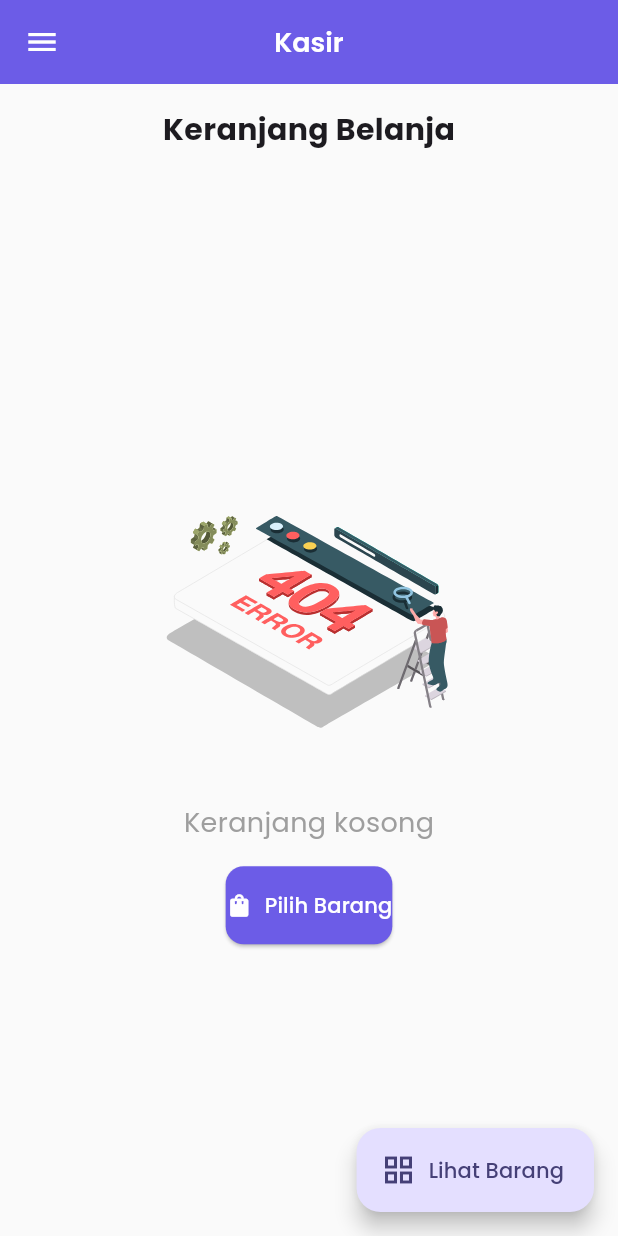
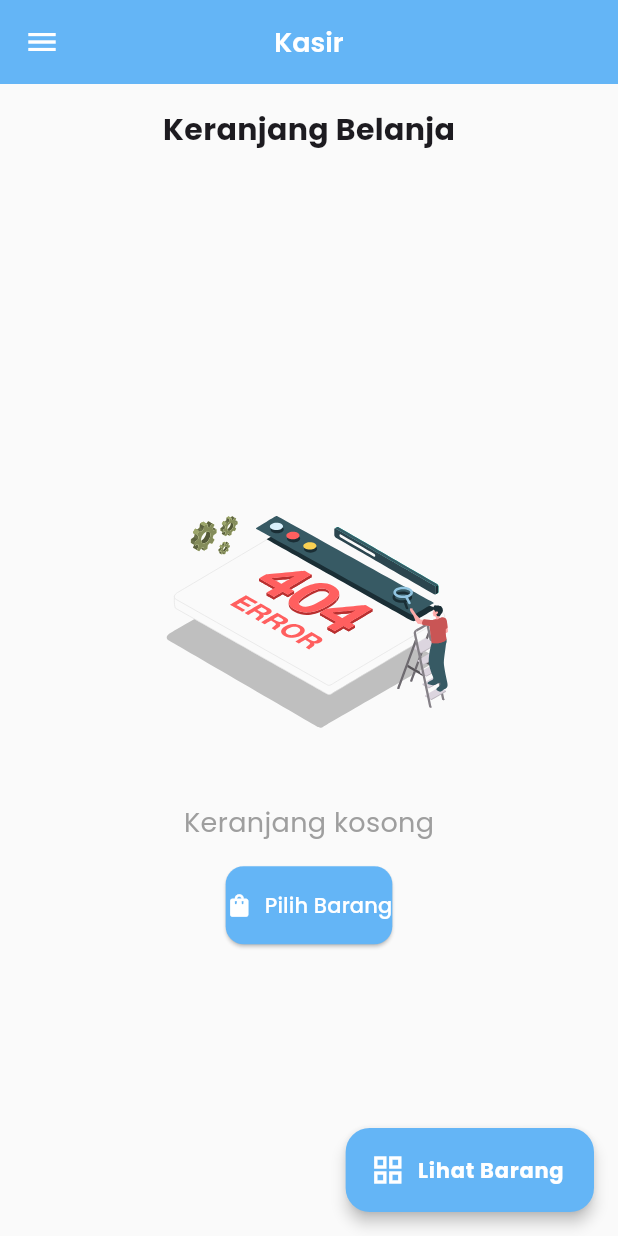
Before and after one commit to Ridzz05/aplikasi-kasir-sederhana, a Flutter app: the screen it shows after launch, on a phone screen of 412 x 824 dp. Run offline on Flutter 3.47's test engine with Material 3 defaults, Android fonts, the phone set to English and light mode, and no system bars; our stand-ins replace fl_chart, flutter_animate, flutter_slidable, flutter_staggered_animations, google_fonts, image_picker and 2 more; accounts and stored records are empty.

Commit message:
update: update kan dulu le

```diff
--- a/lib/main.dart
+++ b/lib/main.dart
@@ -7,6 +7,7 @@ import 'screens/product_form_screen.dart';
 import 'screens/pos_screen.dart';
 import 'screens/transaction_history_screen.dart';
 import 'screens/product_list_screen.dart';
+import 'widgets/custom_notification.dart';
 
 void main() {
   runApp(const MyApp());
@@ -25,17 +26,19 @@ class MyApp extends StatelessWidget {
       child: MaterialApp(
         title: 'Aplikasi Kasir',
         debugShowCheckedModeBanner: false,
-        theme: ThemeData(
+      theme: ThemeData(
           useMaterial3: true,
           colorScheme: ColorScheme.fromSeed(
-            seedColor: const Color(0xFF6C5CE7),
+            seedColor: const Color(0xFF64B5F6),
+            primary: const Color(0xFF64B5F6),
+            secondary: const Color(0xFFFF9800),
             brightness: Brightness.light,
           ),
           scaffoldBackgroundColor: Colors.grey[50],
           textTheme: GoogleFonts.poppinsTextTheme(Theme.of(context).textTheme),
           elevatedButtonTheme: ElevatedButtonThemeData(
             style: ElevatedButton.styleFrom(
-              backgroundColor: const Color(0xFF6C5CE7),
+              backgroundColor: const Color(0xFF64B5F6),
               foregroundColor: Colors.white,
               shape: RoundedRectangleBorder(
                 borderRadius: BorderRadius.circular(12),
@@ -51,7 +54,7 @@ class MyApp extends StatelessWidget {
             clipBehavior: Clip.antiAlias,
           ),
           appBarTheme: AppBarTheme(
-            backgroundColor: const Color(0xFF6C5CE7),
+            backgroundColor: const Color(0xFF64B5F6),
             foregroundColor: Colors.white,
             elevation: 0,
             centerTitle: true,
@@ -110,7 +113,7 @@ class _HomePageState extends State<HomePage> {
 
     if (_isDrawerFixed) {
       // Layout dengan drawer permanen
-      return Scaffold(
+    return Scaffold(
         body: Row(
           children: [
             // Drawer permanen
@@ -124,7 +127,7 @@ class _HomePageState extends State<HomePage> {
             // Konten
             Expanded(
               child: Scaffold(
-                appBar: AppBar(
+      appBar: AppBar(
                   title: Text(_getTitleForPage(pageProvider.currentIndex)),
                   actions: _getActionsForPage(pageProvider.currentIndex),
                 ),
@@ -284,9 +287,9 @@ class _HomePageState extends State<HomePage> {
               begin: Alignment.topLeft,
               end: Alignment.bottomRight,
               colors: [
-                Theme.of(context).primaryColor,
-                Theme.of(context).primaryColor.withOpacity(0.7),
-                Theme.of(context).colorScheme.secondary,
+                const Color(0xFF64B5F6), // Biru muda
+                const Color(0xFF42A5F5).withOpacity(0.8), // Biru muda sedikit lebih gelap
+                const Color(0xFFFF9800), // Oranye
               ],
             ),
           ),
@@ -301,7 +304,7 @@ class _HomePageState extends State<HomePage> {
                     backgroundColor: Colors.white,
                     child: Icon(
                       Icons.point_of_sale,
-                      color: Theme.of(context).primaryColor,
+                      color: const Color(0xFF64B5F6), // Biru muda
                       size: 24,
                     ),
                   ),
@@ -350,8 +353,8 @@ class _HomePageState extends State<HomePage> {
         ),
         ListTile(
           selected: pageProvider.currentIndex == 0,
-          selectedTileColor: Theme.of(context).primaryColor.withOpacity(0.1),
-          leading: const Icon(Icons.point_of_sale),
+          selectedTileColor: const Color(0xFF64B5F6).withOpacity(0.1),
+          leading: const Icon(Icons.point_of_sale, color: Color(0xFF64B5F6)),
           title: const Text('Kasir'),
           onTap: () {
             pageProvider.jumpToPage(0);
@@ -362,8 +365,8 @@ class _HomePageState extends State<HomePage> {
         ),
         ListTile(
           selected: pageProvider.currentIndex == 1,
-          selectedTileColor: Theme.of(context).primaryColor.withOpacity(0.1),
-          leading: const Icon(Icons.add_box),
+          selectedTileColor: const Color(0xFF64B5F6).withOpacity(0.1),
+          leading: const Icon(Icons.add_box, color: Color(0xFF64B5F6)),
           title: const Text('Tambah Barang'),
           onTap: () {
             pageProvider.jumpToPage(1);
@@ -374,8 +377,8 @@ class _HomePageState extends State<HomePage> {
         ),
         ListTile(
           selected: pageProvider.currentIndex == 2,
-          selectedTileColor: Theme.of(context).primaryColor.withOpacity(0.1),
-          leading: const Icon(Icons.history),
+          selectedTileColor: const Color(0xFF64B5F6).withOpacity(0.1),
+          leading: const Icon(Icons.history, color: Color(0xFF64B5F6)),
           title: const Text('Riwayat Transaksi'),
           onTap: () {
             pageProvider.jumpToPage(2);
@@ -386,8 +389,8 @@ class _HomePageState extends State<HomePage> {
         ),
         ListTile(
           selected: pageProvider.currentIndex == 3,
-          selectedTileColor: Theme.of(context).primaryColor.withOpacity(0.1),
-          leading: const Icon(Icons.grid_view),
+          selectedTileColor: const Color(0xFF64B5F6).withOpacity(0.1),
+          leading: const Icon(Icons.grid_view, color: Color(0xFF64B5F6)),
           title: const Text('Daftar Barang'),
           onTap: () {
             pageProvider.jumpToPage(3);
@@ -400,8 +403,9 @@ class _HomePageState extends State<HomePage> {
         SwitchListTile(
           title: const Text('Mode Sidebar Tetap'),
           subtitle: const Text('Tampilkan sidebar secara permanen'),
-          secondary: const Icon(Icons.dock),
+          secondary: const Icon(Icons.dock, color: Color(0xFF64B5F6)),
           value: _isDrawerFixed,
+          activeColor: const Color(0xFFFF9800), // Oranye
           onChanged: (value) {
             setState(() {
               _isDrawerFixed = value;
@@ -409,23 +413,22 @@ class _HomePageState extends State<HomePage> {
           },
         ),
         ListTile(
-          leading: const Icon(Icons.settings),
+          leading: const Icon(Icons.settings, color: Color(0xFF64B5F6)),
           title: const Text('Pengaturan'),
           onTap: () {
             if (!_isDrawerFixed) {
               Navigator.pop(context);
             }
             // Show settings dialog
-            ScaffoldMessenger.of(context).showSnackBar(
-              const SnackBar(
-                content: Text('Fitur pengaturan akan segera tersedia'),
-                behavior: SnackBarBehavior.floating,
-              ),
+            showCustomNotification(
+              context: context,
+              message: 'Fitur pengaturan akan segera tersedia',
+              type: NotificationType.info,
             );
           },
         ),
         ListTile(
-          leading: const Icon(Icons.info),
+          leading: const Icon(Icons.info, color: Color(0xFF64B5F6)),
           title: const Text('Tentang Aplikasi'),
           onTap: () {
             if (!_isDrawerFixed) {
@@ -436,7 +439,7 @@ class _HomePageState extends State<HomePage> {
               context: context,
               applicationName: 'Aplikasi Kasir',
               applicationVersion: '1.0.0',
-              applicationIcon: const Icon(Icons.point_of_sale, size: 48),
+              applicationIcon: const Icon(Icons.point_of_sale, size: 48, color: Color(0xFF64B5F6)),
               children: [
                 const Text('Aplikasi point of sale sederhana untuk kebutuhan usaha kecil.'),
               ],
--- a/lib/screens/pos_screen.dart
+++ b/lib/screens/pos_screen.dart
@@ -12,6 +12,7 @@ import '../models/transaction.dart' as app_transaction;
 import '../models/transaction_item.dart';
 import '../providers/cart_provider.dart';
 import '../providers/page_controller_provider.dart';
+import '../widgets/custom_notification.dart';
 
 class POSScreen extends StatefulWidget {
   const POSScreen({Key? key}) : super(key: key);
@@ -29,7 +30,6 @@ class _POSScreenState extends State<POSScreen> with SingleTickerProviderStateMix
 
   late AnimationController _animationController;
   bool _isLoading = false;
-  bool _showSuccess = false;
 
   @override
   void initState() {
@@ -50,11 +50,10 @@ class _POSScreenState extends State<POSScreen> with SingleTickerProviderStateMix
     final cartProvider = Provider.of<CartProvider>(context, listen: false);
 
     if (cartProvider.items.isEmpty) {
-      ScaffoldMessenger.of(context).showSnackBar(
-        const SnackBar(
-          content: Text('Keranjang kosong'),
-          behavior: SnackBarBehavior.floating,
-        ),
+      showCustomNotification(
+        context: context,
+        message: 'Keranjang belanja masih kosong',
+        type: NotificationType.warning,
       );
       return;
     }
@@ -72,11 +71,10 @@ class _POSScreenState extends State<POSScreen> with SingleTickerProviderStateMix
     }
 
     if (!sufficientStock) {
-      ScaffoldMessenger.of(context).showSnackBar(
-        SnackBar(
-          content: Text('Stok ${insufficientStockItem} tidak mencukupi'),
-          behavior: SnackBarBehavior.floating,
-        ),
+      showCustomNotification(
+        context: context,
+        message: 'Stok ${insufficientStockItem} tidak mencukupi',
+        type: NotificationType.error,
       );
       return;
     }
@@ -114,28 +112,28 @@ class _POSScreenState extends State<POSScreen> with SingleTickerProviderStateMix
       // Clear cart
       cartProvider.clear();
 
-      // Show success animation
-      setState(() {
-        _isLoading = false;
-        _showSuccess = true;
-      });
-
-      await Future.delayed(const Duration(seconds: 2));
-
-      setState(() {
-        _showSuccess = false;
-      });
-
-    } catch (e) {
-      ScaffoldMessenger.of(context).showSnackBar(
-        SnackBar(
-          content: Text('Error: ${e.toString()}'),
-          behavior: SnackBarBehavior.floating,
-        ),
-      );
       setState(() {
         _isLoading = false;
       });
+
+      // Show success notification
+      showCustomNotification(
+        context: context,
+        message: 'Transaksi berhasil disimpan',
+        type: NotificationType.success,
+        duration: const Duration(seconds: 4),
+      );
+
+    } catch (e) {
+      setState(() {
+        _isLoading = false;
+      });
+
+      showCustomNotification(
+        context: context,
+        message: 'Error: ${e.toString()}',
+        type: NotificationType.error,
+      );
     }
   }
 
@@ -151,43 +149,25 @@ class _POSScreenState extends State<POSScreen> with SingleTickerProviderStateMix
     final screenSize = MediaQuery.of(context).size;
     final isSmallScreen = screenSize.width < 360;
 
-    // Success overlay
-    if (_showSuccess) {
-      return Scaffold(
-        body: Center(
-          child: Column(
-            mainAxisAlignment: MainAxisAlignment.center,
-            children: [
-              Lottie.asset(
-                'assets/animations/success.json',
-                width: 200,
-                height: 200,
-                repeat: false,
-              ),
-              const SizedBox(height: 24),
-              const Text(
-                'Transaksi Berhasil!',
-                style: TextStyle(
-                  fontSize: 24,
-                  fontWeight: FontWeight.bold,
-                ),
-              ).animate().fade().slideY(
-                begin: 0.5,
-                curve: Curves.easeOutBack,
-              ),
-            ],
-          ),
-        ),
-      );
-    }
-
     return Scaffold(
       floatingActionButton: cartProvider.items.isNotEmpty ? null : Stack(
         children: [
           FloatingActionButton.extended(
             onPressed: _navigateToProductList,
+            backgroundColor: const Color(0xFF64B5F6), // Biru muda
+            foregroundColor: Colors.white,
+            elevation: 4,
             icon: const Icon(Icons.grid_view),
-            label: const Text('Lihat Barang'),
+            label: const Text(
+              'Lihat Barang',
+              style: TextStyle(
+                fontWeight: FontWeight.bold,
+                letterSpacing: 0.5,
+              ),
+            ),
+            shape: RoundedRectangleBorder(
+              borderRadius: BorderRadius.circular(16),
+            ),
           ),
           if (cartProvider.itemCount > 0)
             Positioned(
@@ -196,18 +176,25 @@ class _POSScreenState extends State<POSScreen> with SingleTickerProviderStateMix
               child: Container(
                 padding: const EdgeInsets.all(4),
                 decoration: const BoxDecoration(
-                  color: Colors.red,
+                  color: Color(0xFFFF9800), // Oranye
                   shape: BoxShape.circle,
+                  boxShadow: [
+                    BoxShadow(
+                      color: Colors.black26,
+                      blurRadius: 3,
+                      offset: Offset(0, 1),
+                    ),
+                  ],
                 ),
                 constraints: const BoxConstraints(
-                  minWidth: 20,
-                  minHeight: 20,
+                  minWidth: 22,
+                  minHeight: 22,
                 ),
                 child: Text(
                   '${cartProvider.itemCount}',
                   style: const TextStyle(
                     color: Colors.white,
-                    fontSize: 10,
+                    fontSize: 12,
                     fontWeight: FontWeight.bold,
                   ),
                   textAlign: TextAlign.center,
```
Also changed, not shown: lib/screens/product_form_screen.dart (+29 -53 lines), lib/screens/product_list_screen.dart (+84 -20 lines), lib/screens/transaction_history_screen.dart (+9 -10 lines), lib/widgets/custom_notification.dart (added, +209 -0 lines).
